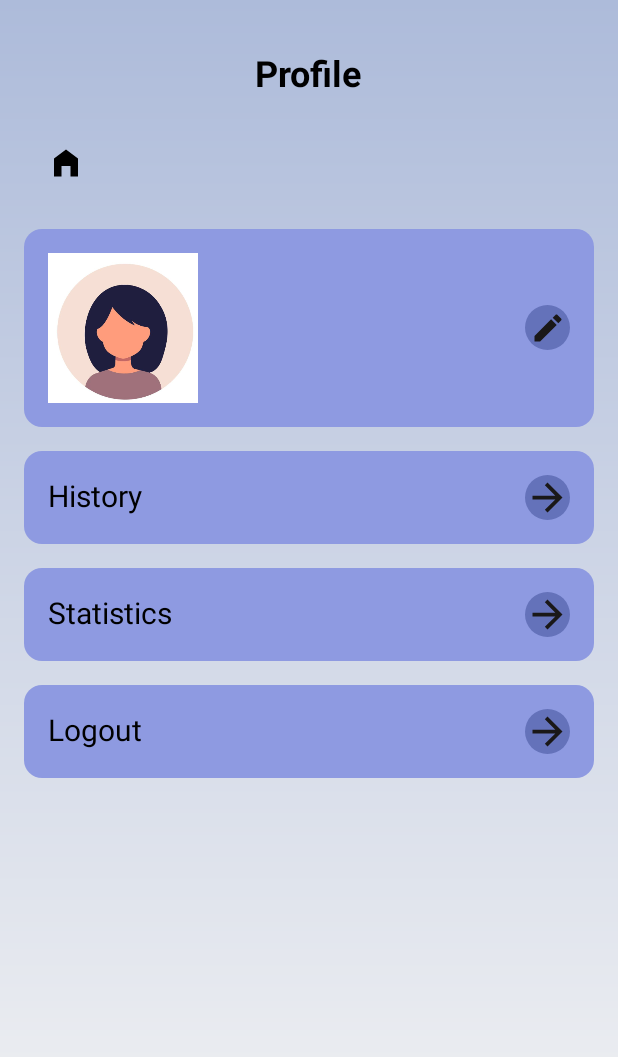
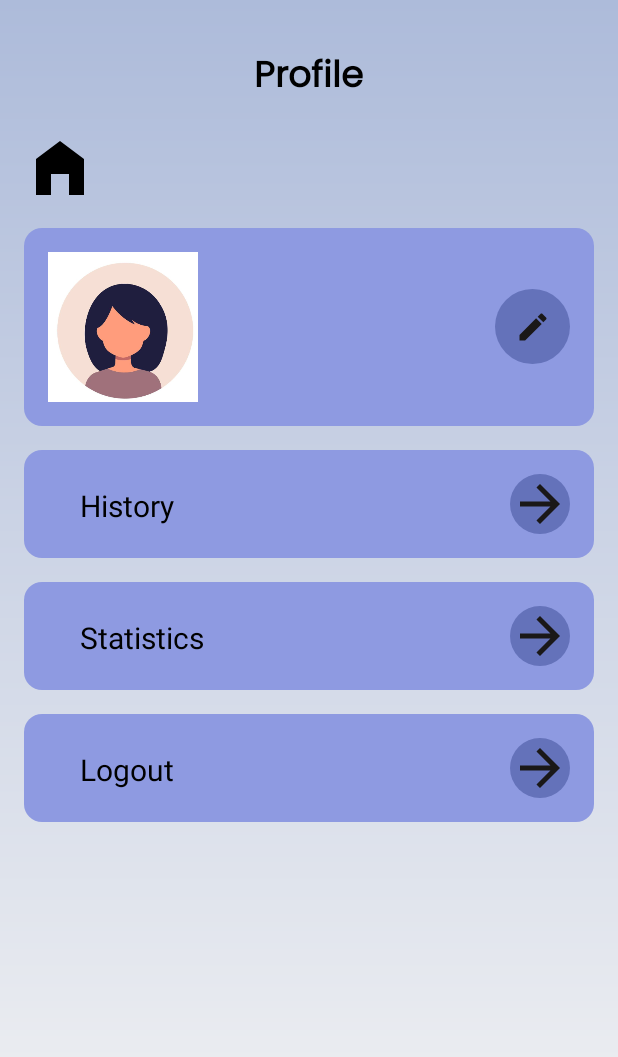
Before and after one commit to JnaneshAmin25/Sudoku, an Android app: the screen it shows after launch once a user with an empty profile is signed in (ProfileActivity), after a tap on "Palette Icon", on a phone screen of 412 x 824 dp. Shown: the top 1057 px of the screen. Run offline under Robolectric (Android 15) with nearby library versions, the phone set to English and light mode, and no system bars; our stand-ins replace Firebase (no records; nobody signed in at launch, a user with empty details on screens opened directly); libraries missing offline, so code that uses them is left out: com.facebook, com.facebook.login; 3 statements that could not run were skipped.

Commit message:
- Made UI changes to update profile and profile page

```diff
--- a/app/src/main/java/com/example/sudoku/ProfileActivity.java
+++ b/app/src/main/java/com/example/sudoku/ProfileActivity.java
@@ -46,11 +46,8 @@ public class ProfileActivity extends AppCompatActivity {
         logoutButton = findViewById(R.id.logoutButton);
 
         userName = findViewById(R.id.userName);
-        userEmail = findViewById(R.id.userEmail);
-        userDOB = findViewById(R.id.userDOB);
-        userGender = findViewById(R.id.userGender);
+//        userEmail = findViewById(R.id.userEmail);
 
-        // Check if user is logged in
         if (currentUser != null) {
             String userUID = currentUser.getUid(); // Get UID of the logged-in user
             databaseReference = FirebaseDatabase.getInstance().getReference("Users").child(userUID);
@@ -63,18 +60,12 @@ public class ProfileActivity extends AppCompatActivity {
                     if (snapshot.exists()) {
                         String username = snapshot.child("username").getValue(String.class);
                         String email = snapshot.child("email").getValue(String.class);
-                        String dob = snapshot.child("dob").getValue(String.class); // Assuming this is the field name in your database
-                        String gender = snapshot.child("gender").getValue(String.class); // Assuming this is the field name in your database
 
                         Log.d("ProfileActivity", "Username: " + username);
                         Log.d("ProfileActivity", "Email: " + email);
-                        Log.d("ProfileActivity", "DOB: " + dob);
-                        Log.d("ProfileActivity", "Gender: " + gender);
 
                         userName.setText(username);
-                        userEmail.setText(email);
-                        userDOB.setText(dob != null ? dob : "--"); // Handle potential null value
-                        userGender.setText(gender != null ? gender : "--"); // Handle potential null value
+//                        userEmail.setText(email);
                     } else {
                         ToastUtils.showToast(ProfileActivity.this, "User data not found!", 2000);
                     }
@@ -117,7 +108,7 @@ public class ProfileActivity extends AppCompatActivity {
             FirebaseAuth.getInstance().signOut();
             ToastUtils.showToast(ProfileActivity.this, "Logged out successfully.", 2000);
             startActivity(new Intent(ProfileActivity.this, MainActivity.class)); // Redirect to login activity
-            finish(); // Close ProfileActivity
+            finish();
         });
     }
 }
--- a/app/src/main/res/drawable/ic_home.xml
+++ b/app/src/main/res/drawable/ic_home.xml
@@ -1,4 +1,4 @@
-<vector xmlns:android="http://schemas.android.com/apk/res/android" android:height="24dp" android:tint="#000000" android:viewportHeight="24" android:viewportWidth="24" android:width="24dp">
+<vector xmlns:android="http://schemas.android.com/apk/res/android" android:height="48dp" android:tint="#000000" android:viewportHeight="24" android:viewportWidth="24" android:width="48dp">
 
     <path android:fillColor="@android:color/white" android:pathData="M12,3L4,9v12h5v-7h6v7h5V9z"/>
 
--- a/app/src/main/res/layout/activity_profile.xml
+++ b/app/src/main/res/layout/activity_profile.xml
@@ -18,20 +18,22 @@
         android:textColor="@android:color/black"
         android:layout_gravity="center_horizontal"
         android:paddingTop="16dp"
-        android:paddingBottom="16dp"/>
+        android:paddingBottom="16dp"
+        android:fontFamily="@font/poppinsregular"/>
 
 
 
     <RelativeLayout
         android:layout_width="match_parent"
         android:layout_height="wrap_content"
-        android:layout_marginBottom="16dp">
+        android:layout_marginBottom="16dp"
+        android:fontFamily="@font/poppinsregular">
 
         <!-- Home Icon -->
         <ImageButton
             android:id="@+id/homeIcon"
-            android:layout_width="56dp"
-            android:layout_height="56dp"
+            android:layout_width="48dp"
+            android:layout_height="48dp"
             android:layout_alignParentStart="true"
             android:layout_alignParentTop="true"
             android:background="?attr/selectableItemBackgroundBorderless"
@@ -55,6 +57,7 @@
                 android:layout_height="100dp"
                 android:src="@drawable/profile_img"
                 android:layout_alignParentStart="true"
+                android:background="@drawable/corner_radius"
                 android:layout_marginEnd="16dp"
                 android:scaleType="centerCrop"
                 android:layout_gravity="center"
@@ -66,47 +69,32 @@
                 android:layout_width="wrap_content"
                 android:layout_height="wrap_content"
                 android:layout_toEndOf="@id/profilePicture"
-                android:orientation="vertical">
+                android:orientation="vertical"
+                android:gravity="center">
 
                 <TextView
                     android:id="@+id/userName"
-                    android:layout_width="wrap_content"
-                    android:layout_height="wrap_content"
+                    android:layout_width="150dp"
+                    android:layout_height="30dp"
                     android:text=""
                     android:textColor="@android:color/black"
                     android:textSize="18sp"
                     android:textStyle="bold" />
 
-                <TextView
-                    android:id="@+id/userEmail"
-                    android:layout_width="wrap_content"
-                    android:layout_height="wrap_content"
-                    android:text=""
-                    android:textColor="@android:color/black"
-                    android:textSize="14sp" />
-
-                <TextView
-                    android:id="@+id/userDOB"
-                    android:layout_width="wrap_content"
-                    android:layout_height="wrap_content"
-                    android:text=""
-                    android:textColor="@android:color/black"
-                    android:textSize="14sp" />
-
-                <TextView
-                    android:id="@+id/userGender"
-                    android:layout_width="wrap_content"
-                    android:layout_height="wrap_content"
-                    android:text=""
-                    android:textColor="@android:color/black"
-                    android:textSize="14sp" />
+<!--                <TextView-->
+<!--                    android:id="@+id/userEmail"-->
+<!--                    android:layout_width="100dp"-->
+<!--                    android:layout_height="25dp"-->
+<!--                    android:text=""-->
+<!--                    android:textColor="@android:color/black"-->
+<!--                    android:textSize="14sp" />-->
             </LinearLayout>
 
             <!-- Edit Profile Button -->
             <ImageButton
                 android:id="@+id/editProfileButton"
-                android:layout_width="wrap_content"
-                android:layout_height="wrap_content"
+                android:layout_width="50dp"
+                android:layout_height="50dp"
                 android:layout_alignParentEnd="true"
                 android:layout_centerVertical="true"
                 android:background="@drawable/color_background"
@@ -121,22 +109,26 @@
         android:layout_width="match_parent"
         android:layout_height="wrap_content"
         android:layout_marginBottom="16dp"
+        android:fontFamily="@font/poppinsregular"
         android:background="@drawable/button_background1"
+
         android:padding="16dp">
 
         <TextView
             android:id="@+id/historyLabel"
             android:layout_width="wrap_content"
             android:layout_height="wrap_content"
+            android:layout_alignParentStart="true"
+            android:layout_marginTop="7dp"
+            android:layout_marginStart="21dp"
             android:text="History"
             android:textColor="@android:color/black"
-            android:textSize="20sp"
-            android:layout_alignParentStart="true"/>
+            android:textSize="20sp" />
 
         <ImageView
             android:id="@+id/historyArrow"
-            android:layout_width="wrap_content"
-            android:layout_height="wrap_content"
+            android:layout_width="40dp"
+            android:layout_height="40dp"
             android:src="@drawable/ic_arrow_right"
             android:contentDescription="Go to History"
             android:background="@drawable/color_background"
@@ -157,14 +149,16 @@
             android:layout_width="wrap_content"
             android:layout_height="wrap_content"
             android:text="Statistics"
+            android:layout_marginTop="7dp"
+            android:layout_marginStart="21dp"
             android:textColor="@android:color/black"
             android:textSize="20sp"
             android:layout_alignParentStart="true"/>
 
         <ImageView
             android:id="@+id/statisticsArrow"
-            android:layout_width="wrap_content"
-            android:layout_height="wrap_content"
+            android:layout_width="40dp"
+            android:layout_height="40dp"
             android:src="@drawable/ic_arrow_right"
             android:background="@drawable/color_background"
             android:contentDescription="Go to Statistics"
@@ -176,6 +170,7 @@
         android:id="@+id/logoutButton"
         android:layout_width="match_parent"
         android:layout_height="wrap_content"
+        android:fontFamily="@font/poppinsregular"
         android:background="@drawable/button_background1"
         android:padding="16dp">
 
@@ -184,14 +179,16 @@
             android:layout_width="wrap_content"
             android:layout_height="wrap_content"
             android:text="Logout"
+            android:layout_marginTop="7dp"
+            android:layout_marginStart="21dp"
             android:textColor="@android:color/black"
             android:textSize="20sp"
             android:layout_alignParentStart="true"/>
 
         <ImageView
             android:id="@+id/logoutArrow"
-            android:layout_width="wrap_content"
-            android:layout_height="wrap_content"
+            android:layout_width="40dp"
+            android:layout_height="40dp"
             android:src="@drawable/ic_arrow_right"
             android:contentDescription="Logout"
             android:background="@drawable/color_background"
--- a/app/src/main/res/values-night/themes.xml
+++ b/app/src/main/res/values-night/themes.xml
@@ -4,4 +4,5 @@
         <!-- Customize your dark theme here. -->
         <!-- <item name="colorPrimary">@color/my_dark_primary</item> -->
     </style>
+    <style name="Theme.Sudoku" parent="Base.Theme.Sudoku" />
 </resources>
--- a/app/src/main/res/values/themes.xml
+++ b/app/src/main/res/values/themes.xml
@@ -3,7 +3,9 @@
     <style name="Base.Theme.Sudoku" parent="Theme.Material3.DayNight.NoActionBar">
         <!-- Customize your light theme here. -->
         <!-- <item name="colorPrimary">@color/my_light_primary</item> -->
+
     </style>
 
     <style name="Theme.Sudoku" parent="Base.Theme.Sudoku" />
+
 </resources>
```
Also changed, not shown: app/src/main/java/com/example/sudoku/UpdateProfile.java (+64 -18 lines), app/src/main/res/layout/activity_update_profile.xml (deleted, +0 -127 lines), app/src/main/res/layout/update_activity.xml (added, +209 -0 lines).
